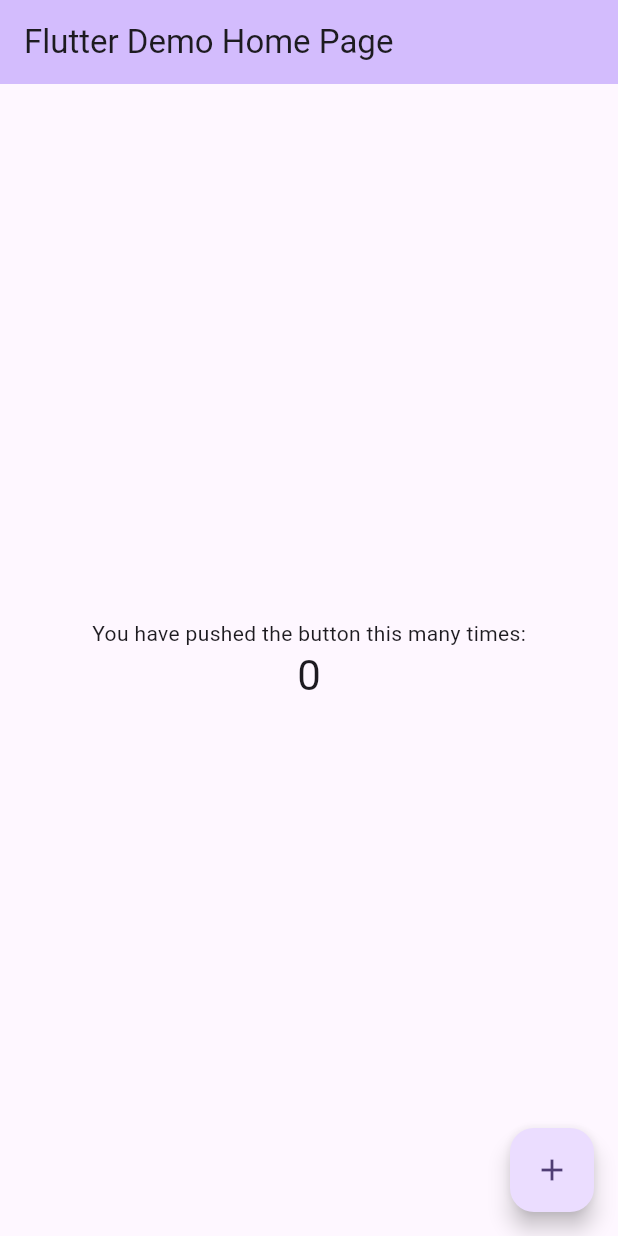
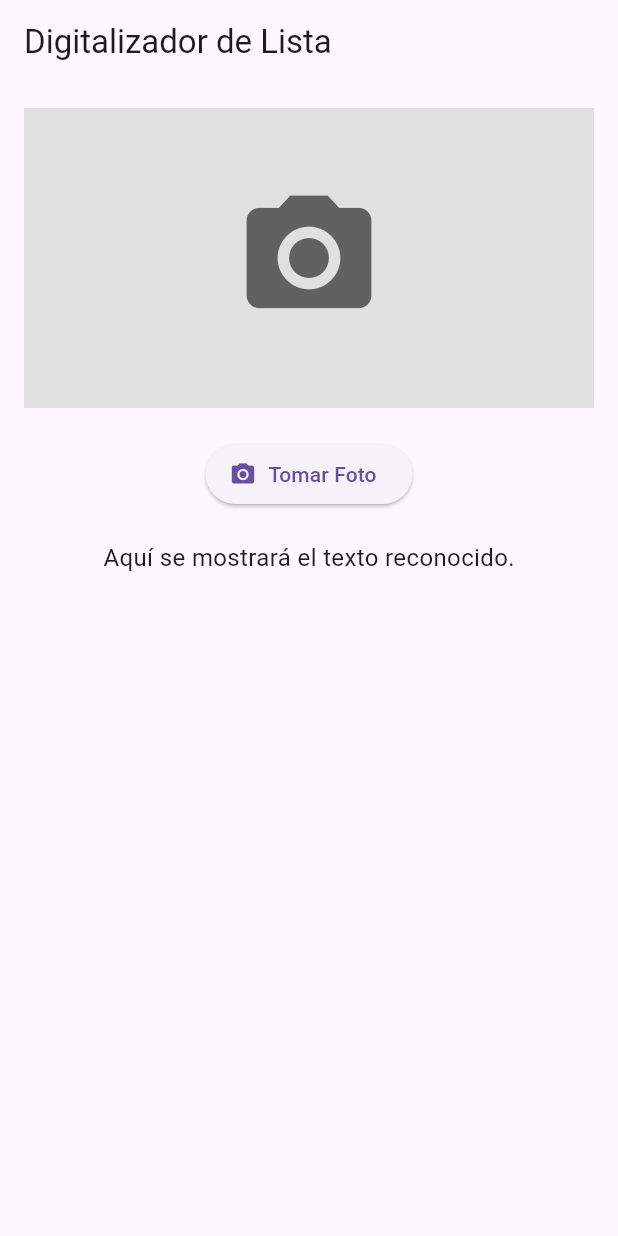
Before and after one commit to BlueAACJ/ProyectoIA, a Flutter app: the screen it shows after launch, on a phone screen of 412 x 824 dp. Run offline on Flutter 3.47's test engine with Material 3 defaults, Android fonts, the phone set to English and light mode, and no system bars; our stand-ins replace image_picker.

Commit message:
No me acuerdo que hice

```diff
--- a/lib/main.dart
+++ b/lib/main.dart
@@ -1,122 +1,94 @@
+import 'dart:io';
 import 'package:flutter/material.dart';
+import 'package:image_picker/image_picker.dart';
 
 void main() {
-  runApp(const MyApp());
+  runApp(DigitalizadorApp());
 }
 
-class MyApp extends StatelessWidget {
-  const MyApp({super.key});
-
-  // This widget is the root of your application.
+class DigitalizadorApp extends StatelessWidget {
   @override
   Widget build(BuildContext context) {
     return MaterialApp(
-      title: 'Flutter Demo',
-      theme: ThemeData(
-        // This is the theme of your application.
-        //
-        // TRY THIS: Try running your application with "flutter run". You'll see
-        // the application has a purple toolbar. Then, without quitting the app,
-        // try changing the seedColor in the colorScheme below to Colors.green
-        // and then invoke "hot reload" (save your changes or press the "hot
-        // reload" button in a Flutter-supported IDE, or press "r" if you used
-        // the command line to start the app).
-        //
-        // Notice that the counter didn't reset back to zero; the application
-        // state is not lost during the reload. To reset the state, use hot
-        // restart instead.
-        //
-        // This works for code too, not just values: Most code changes can be
-        // tested with just a hot reload.
-        colorScheme: ColorScheme.fromSeed(seedColor: Colors.deepPurple),
-      ),
-      home: const MyHomePage(title: 'Flutter Demo Home Page'),
+      title: 'Digitalizador de Lista',
+      theme: ThemeData(primarySwatch: Colors.deepPurple),
+      home: OCRHomePage(),
+      debugShowCheckedModeBanner: false,
     );
   }
 }
 
-class MyHomePage extends StatefulWidget {
-  const MyHomePage({super.key, required this.title});
-
-  // This widget is the home page of your application. It is stateful, meaning
-  // that it has a State object (defined below) that contains fields that affect
-  // how it looks.
-
-  // This class is the configuration for the state. It holds the values (in this
-  // case the title) provided by the parent (in this case the App widget) and
-  // used by the build method of the State. Fields in a Widget subclass are
-  // always marked "final".
-
-  final String title;
-
+class OCRHomePage extends StatefulWidget {
   @override
-  State<MyHomePage> createState() => _MyHomePageState();
+  _OCRHomePageState createState() => _OCRHomePageState();
 }
 
-class _MyHomePageState extends State<MyHomePage> {
-  int _counter = 0;
+class _OCRHomePageState extends State<OCRHomePage> {
+  File? _image;
+  String _ocrResultado = 'Aquí se mostrará el texto reconocido.';
 
-  void _incrementCounter() {
-    setState(() {
-      // This call to setState tells the Flutter framework that something has
-      // changed in this State, which causes it to rerun the build method below
-      // so that the display can reflect the updated values. If we changed
-      // _counter without calling setState(), then the build method would not be
-      // called again, and so nothing would appear to happen.
-      _counter++;
-    });
+  Future<void> _tomarFoto() async {
+    final picker = ImagePicker();
+    final XFile? foto = await picker.pickImage(source: ImageSource.camera);
+
+    if (foto != null) {
+      setState(() {
+        _image = File(foto.path);
+        _ocrResultado = 'Procesando imagen...';
+      });
+
+      // Simulación de procesamiento (aquí irá luego el OCR real)
+      await Future.delayed(Duration(seconds: 2));
+
+      setState(() {
+        _ocrResultado = '''
+📅 Fecha: 19/04/2025
+
+👨‍🎓 Lista de Estudiantes:
+- Juan Pérez
+- Ana Gómez
+- Carlos Rivas
+- Marta Díaz
+- Luis Hernández
+        ''';
+      });
+    }
   }
 
   @override
   Widget build(BuildContext context) {
-    // This method is rerun every time setState is called, for instance as done
-    // by the _incrementCounter method above.
-    //
-    // The Flutter framework has been optimized to make rerunning build methods
-    // fast, so that you can just rebuild anything that needs updating rather
-    // than having to individually change instances of widgets.
     return Scaffold(
-      appBar: AppBar(
-        // TRY THIS: Try changing the color here to a specific color (to
-        // Colors.amber, perhaps?) and trigger a hot reload to see the AppBar
-        // change color while the other colors stay the same.
-        backgroundColor: Theme.of(context).colorScheme.inversePrimary,
-        // Here we take the value from the MyHomePage object that was created by
-        // the App.build method, and use it to set our appbar title.
-        title: Text(widget.title),
-      ),
-      body: Center(
-        // Center is a layout widget. It takes a single child and positions it
-        // in the middle of the parent.
+      appBar: AppBar(title: Text('Digitalizador de Lista')),
+      body: Padding(
+        padding: const EdgeInsets.all(16.0),
         child: Column(
-          // Column is also a layout widget. It takes a list of children and
-          // arranges them vertically. By default, it sizes itself to fit its
-          // children horizontally, and tries to be as tall as its parent.
-          //
-          // Column has various properties to control how it sizes itself and
-          // how it positions its children. Here we use mainAxisAlignment to
-          // center the children vertically; the main axis here is the vertical
-          // axis because Columns are vertical (the cross axis would be
-          // horizontal).
-          //
-          // TRY THIS: Invoke "debug painting" (choose the "Toggle Debug Paint"
-          // action in the IDE, or press "p" in the console), to see the
-          // wireframe for each widget.
-          mainAxisAlignment: MainAxisAlignment.center,
-          children: <Widget>[
-            const Text('You have pushed the button this many times:'),
-            Text(
-              '$_counter',
-              style: Theme.of(context).textTheme.headlineMedium,
+          children: [
+            _image != null
+                ? Image.file(_image!)
+                : Container(
+                    width: double.infinity,
+                    height: 200,
+                    color: Colors.grey[300],
+                    child: Icon(Icons.camera_alt, size: 100, color: Colors.grey[700]),
+                  ),
+            SizedBox(height: 20),
+            ElevatedButton.icon(
+              onPressed: _tomarFoto,
+              icon: Icon(Icons.camera_alt),
+              label: Text('Tomar Foto'),
+            ),
+            SizedBox(height: 20),
+            Expanded(
+              child: SingleChildScrollView(
+                child: Text(
+                  _ocrResultado,
+                  style: TextStyle(fontSize: 16),
+                ),
+              ),
             ),
           ],
         ),
       ),
-      floatingActionButton: FloatingActionButton(
-        onPressed: _incrementCounter,
-        tooltip: 'Increment',
-        child: const Icon(Icons.add),
-      ), // This trailing comma makes auto-formatting nicer for build methods.
     );
   }
 }
--- a/pubspec.yaml
+++ b/pubspec.yaml
@@ -45,6 +45,8 @@ dev_dependencies:
   # package. See that file for information about deactivating specific lint
   # rules and activating additional ones.
   flutter_lints: ^5.0.0
+  image_picker: ^1.0.4
+  path_provider: ^2.1.2
 
 # For information on the generic Dart part of this file, see the
 # following page: https://dart.dev/tools/pub/pubspec
```
Also changed, not shown: pubspec.lock, 6 other files.
